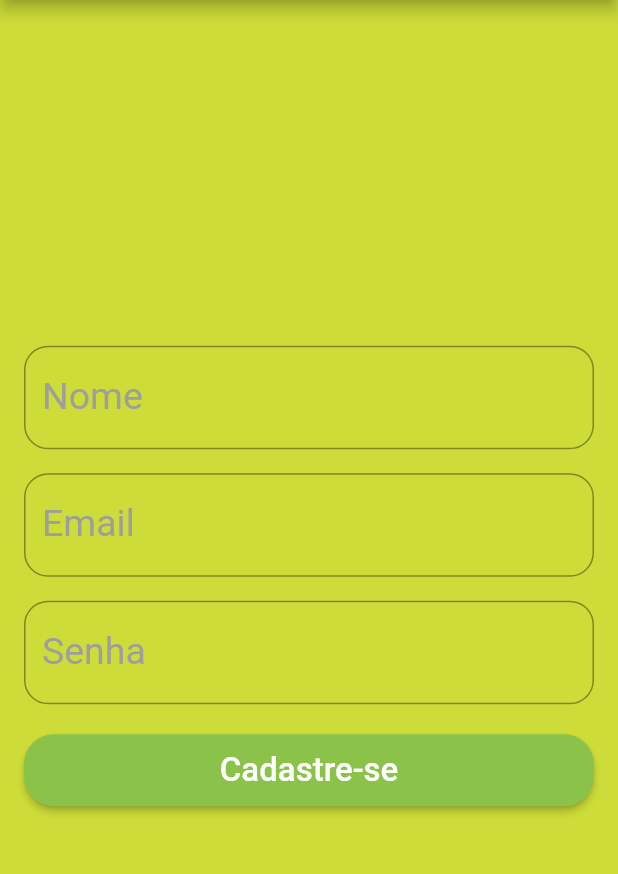
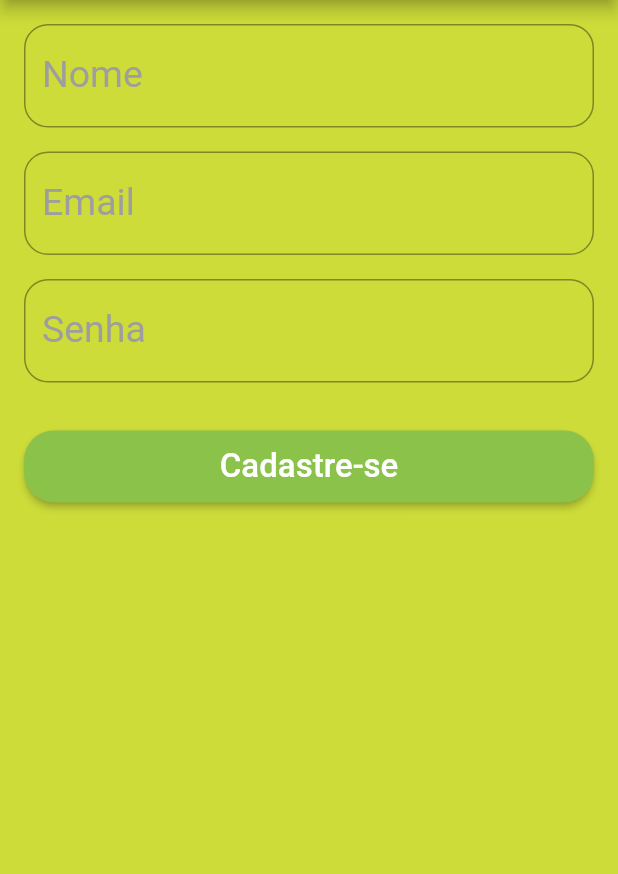
Before and after one commit to felipe11xx/Botique, a Flutter app: the SignUpPage screen opened directly, on a phone screen of 412 x 824 dp, the part 84-958 px from its top. Run offline on Flutter 3.47's test engine with Material 2 defaults, Android fonts, the phone set to English and light mode, and no system bars; our stand-ins replace email_validator.

```diff
--- a/botique/lib/network/api_news.dart
+++ b/botique/lib/network/api_news.dart
@@ -1,4 +1,3 @@
-import 'package:botique/domain/news.dart';
 import 'package:botique/domain/news_list.dart';
 import 'package:http/http.dart' as http;
 import 'dart:convert' as convert;
@@ -10,8 +9,6 @@ class NewsApi {
 
     var response = await http.get(url);
 
-   // String json = response.body;
-
     Map map = convert.json.decode(convert.utf8.decode(response.bodyBytes));
     final newsList =  NewsList.fromJson(map);   //listResponse.map<News>((map) => NewsList.fromJson(map)).toList();
 
--- a/botique/lib/pages/signup/signup_page.dart
+++ b/botique/lib/pages/signup/signup_page.dart
@@ -22,6 +22,8 @@ class _SignUpPageState extends State<SignUpPage> {
   @override
   Widget build(BuildContext context) {
     return Scaffold(
+        resizeToAvoidBottomInset: true,
+        resizeToAvoidBottomPadding: true,
         appBar: AppBar(
           title: Text(Strings.botique),
         ),
@@ -34,11 +36,7 @@ class _SignUpPageState extends State<SignUpPage> {
       child: Container(
         padding: EdgeInsets.all(16),
         color: Colors.lime,
-        child: Column(
-          mainAxisAlignment: MainAxisAlignment.center,
-          children: <Widget>[
-            ListView(
-              shrinkWrap: true,
+        child: ListView(
           children: <Widget>[
             AppInputText(
               Strings.name,
@@ -71,15 +69,16 @@ class _SignUpPageState extends State<SignUpPage> {
                 validator: validatePassword,
                 keyboardType: TextInputType.number,
                 focusNode: _focusPassword),
+//            Padding(
+//                padding: EdgeInsets.only(
+//                    bottom: MediaQuery.of(context).viewInsets.bottom)),
             SizedBox(
-                  height: 20,
+              height: 32,
             ),
             AppButton(
               Strings.singUp,
               onPressed: () => _onClickSignUp(),
               showProgress: _showProgress,
-                ),
-              ],
             ),
           ],
         ),
@@ -119,5 +118,4 @@ class _SignUpPageState extends State<SignUpPage> {
     }
     return null;
   }
-
 }
```
Also changed, not shown: botique/lib/pages/home/news/newsletters_listview.dart (added, +27 -0 lines), botique/lib/pages/home/news/newsletters_page.dart (+3 -16 lines), botique/lib/pages/signup/login_page.dart (+3 -12 lines), botique/pubspec.yaml (+7 -0 lines), botique/pubspec.lock, 6 other files. Lines whose indentation alone changed are shown as unchanged.
